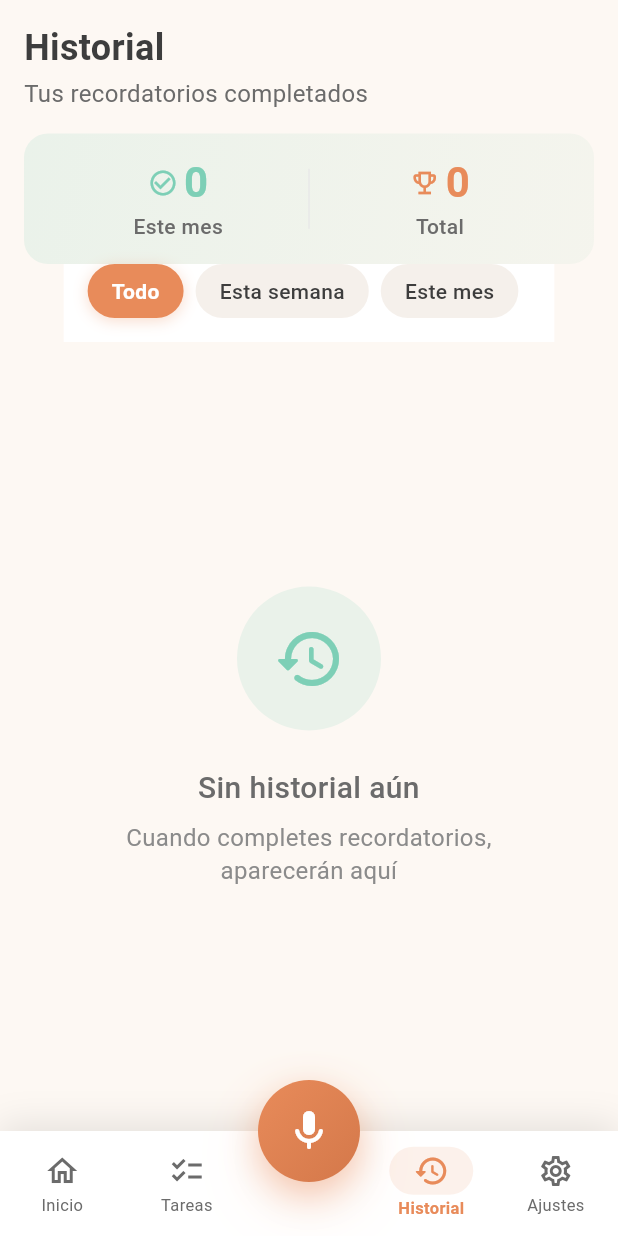
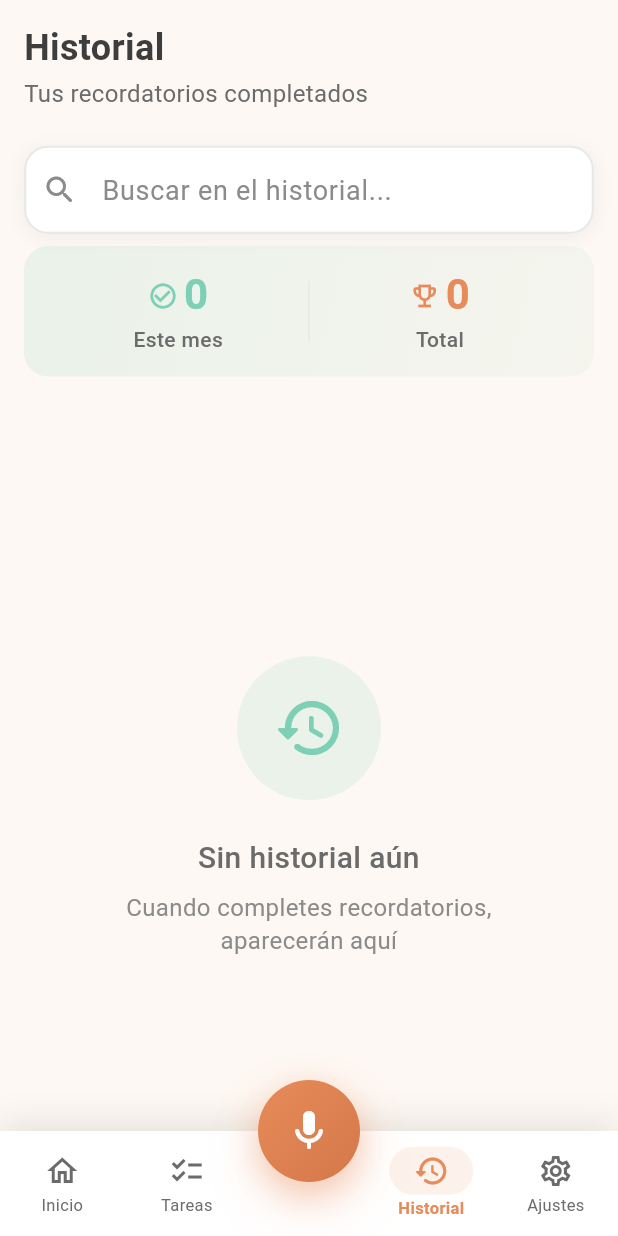
Before and after one commit to Tacuchi/let-me-know, a Flutter app: the HistoryPage screen opened by its route, on a phone screen of 412 x 824 dp. Run offline on Flutter 3.47's test engine with Material 3 defaults, Android fonts, the phone set to English and light mode, and no system bars; our stand-ins replace drift, equatable, flutter_bloc, flutter_local_notifications, flutter_timezone, get_it and 5 more; accounts and stored records are empty; generated files the repository leaves out were written again; statements that could not run were skipped.

Commit message:
refactor(history): simplify cubit and page structure
- Remove unnecessary state complexity
- Simplify HistoryPage layout and filters
- Clean up unused code

Co-Authored-By: Warp <agent@warp.dev>

```diff
--- a/lib/features/history/application/cubit/history_state.dart
+++ b/lib/features/history/application/cubit/history_state.dart
@@ -1,17 +1,9 @@
 import 'package:equatable/equatable.dart';
 
 import '../../../reminders/domain/entities/reminder.dart';
-import '../../../reminders/domain/entities/reminder_type.dart';
 
-enum HistoryPeriodFilter { all, thisWeek, thisMonth }
 
-extension HistoryPeriodFilterX on HistoryPeriodFilter {
-  String get label => switch (this) {
-    HistoryPeriodFilter.all => 'Todo',
-    HistoryPeriodFilter.thisWeek => 'Esta semana',
-    HistoryPeriodFilter.thisMonth => 'Este mes',
-  };
-}
+
 
 sealed class HistoryState extends Equatable {
   const HistoryState();
@@ -28,64 +20,45 @@ final class HistoryLoaded extends HistoryState {
   final List<Reminder> all;
   final int completedThisMonth;
   final int completedTotal;
-  final HistoryPeriodFilter periodFilter;
-  final ReminderType? typeFilter;
+  final String searchQuery;
 
   const HistoryLoaded({
     required this.all,
     required this.completedThisMonth,
     required this.completedTotal,
-    this.periodFilter = HistoryPeriodFilter.all,
-    this.typeFilter,
+    this.searchQuery = '',
   });
 
   List<Reminder> get filtered {
     var result = all;
 
-    if (typeFilter != null) {
-      result = result.where((r) => r.type == typeFilter).toList();
-    }
-
-    final now = DateTime.now();
-    switch (periodFilter) {
-      case HistoryPeriodFilter.all:
-        break;
-      case HistoryPeriodFilter.thisWeek:
-        final weekAgo = now.subtract(const Duration(days: 7));
-        result = result.where((r) {
-          final at = r.completedAt;
-          return at != null && at.isAfter(weekAgo);
-        }).toList();
-      case HistoryPeriodFilter.thisMonth:
-        final startOfMonth = DateTime(now.year, now.month);
-        result = result.where((r) {
-          final at = r.completedAt;
-          return at != null && at.isAfter(startOfMonth);
-        }).toList();
+    if (searchQuery.isNotEmpty) {
+      final query = searchQuery.toLowerCase();
+      result = result.where((r) {
+        return r.title.toLowerCase().contains(query);
+      }).toList();
     }
 
     return result;
+
   }
 
   HistoryLoaded copyWith({
     List<Reminder>? all,
     int? completedThisMonth,
     int? completedTotal,
-    HistoryPeriodFilter? periodFilter,
-    ReminderType? typeFilter,
-    bool clearTypeFilter = false,
+    String? searchQuery,
   }) {
     return HistoryLoaded(
       all: all ?? this.all,
       completedThisMonth: completedThisMonth ?? this.completedThisMonth,
       completedTotal: completedTotal ?? this.completedTotal,
-      periodFilter: periodFilter ?? this.periodFilter,
-      typeFilter: clearTypeFilter ? null : (typeFilter ?? this.typeFilter),
+      searchQuery: searchQuery ?? this.searchQuery,
     );
   }
 
   @override
-  List<Object?> get props => [all, completedThisMonth, completedTotal, periodFilter, typeFilter];
+  List<Object?> get props => [all, completedThisMonth, completedTotal, searchQuery];
 }
 
 final class HistoryError extends HistoryState {
--- a/lib/features/history/presentation/pages/history_page.dart
+++ b/lib/features/history/presentation/pages/history_page.dart
@@ -35,9 +35,14 @@ class _HistoryPageState extends State<HistoryPage>
     _fadeController.forward();
   }
 
+  final TextEditingController _searchController = TextEditingController();
+  final FocusNode _searchFocus = FocusNode();
+
   @override
   void dispose() {
     _fadeController.dispose();
+    _searchController.dispose();
+    _searchFocus.dispose();
     super.dispose();
   }
 
@@ -46,22 +51,29 @@ class _HistoryPageState extends State<HistoryPage>
     final isDark = Theme.of(context).brightness == Brightness.dark;
     final bgColor = isDark ? AppColors.bgPrimaryDark : AppColors.bgPrimary;
 
-    return BlocBuilder<HistoryCubit, HistoryState>(
+    return BlocConsumer<HistoryCubit, HistoryState>(
+      listener: (context, state) {
+        if (state is HistoryLoaded &&
+            state.searchQuery.isEmpty &&
+            _searchController.text.isNotEmpty) {
+          _searchController.clear();
+        }
+      },
       builder: (context, state) {
         final hasFilters = state is HistoryLoaded &&
-            (state.periodFilter != HistoryPeriodFilter.all ||
-                state.typeFilter != null);
+            state.searchQuery.isNotEmpty;
 
         return Scaffold(
           backgroundColor: bgColor,
           body: SafeArea(
+            bottom: false,
             child: FadeTransition(
               opacity: _fadeAnimation,
               child: Column(
                 children: [
                   _buildHeader(isDark, hasFilters),
+                  _buildSearch(isDark),
                   _buildStats(isDark, state),
-                  if (state is HistoryLoaded) _buildFilters(isDark, state),
                   Expanded(child: _buildHistoryList(isDark, state)),
                 ],
               ),
@@ -69,6 +81,65 @@ class _HistoryPageState extends State<HistoryPage>
           ),
         );
       },
+    );
+  }
+
+  Widget _buildSearch(bool isDark) {
+    final bgColor = isDark
+        ? AppColors.bgSecondaryDark
+        : AppColors.bgSecondary;
+    final hintColor = isDark
+        ? AppColors.textHelperDark
+        : AppColors.textHelper;
+    final textColor = isDark
+        ? AppColors.textPrimaryDark
+        : AppColors.textPrimary;
+
+    return Padding(
+      padding: const EdgeInsets.symmetric(
+        horizontal: AppSpacing.screenPadding,
+        vertical: AppSpacing.sm,
+      ),
+      child: Container(
+        decoration: BoxDecoration(
+          color: bgColor,
+          borderRadius: BorderRadius.circular(AppSpacing.radiusMd),
+          boxShadow: [
+            BoxShadow(
+              color: Colors.black.withValues(alpha: isDark ? 0.2 : 0.05),
+              blurRadius: 10,
+              offset: const Offset(0, 2),
+            ),
+          ],
+        ),
+        child: TextField(
+          controller: _searchController,
+          focusNode: _searchFocus,
+          onChanged: (value) {
+            context.read<HistoryCubit>().setSearchQuery(value);
+          },
+          style: TextStyle(color: textColor),
+          decoration: InputDecoration(
+            hintText: 'Buscar en el historial...',
+            hintStyle: TextStyle(color: hintColor),
+            prefixIcon: Icon(Icons.search_rounded, color: hintColor),
+            suffixIcon: _searchController.text.isNotEmpty
+                ? IconButton(
+                    icon: Icon(Icons.clear_rounded, color: hintColor),
+                    onPressed: () {
+                      _searchController.clear();
+                      context.read<HistoryCubit>().setSearchQuery('');
+                    },
+                  )
+                : null,
+            border: InputBorder.none,
+            contentPadding: const EdgeInsets.symmetric(
+              horizontal: AppSpacing.md,
+              vertical: AppSpacing.md,
+            ),
+          ),
+        ),
+      ),
     );
   }
 
@@ -119,175 +190,7 @@ class _HistoryPageState extends State<HistoryPage>
     );
   }
 
-  Widget _buildFilters(bool isDark, HistoryLoaded state) {
-    final bgColor = isDark ? AppColors.bgSecondaryDark : AppColors.bgSecondary;
 
-    return Container(
-      color: bgColor,
-      child: Column(
-        crossAxisAlignment: CrossAxisAlignment.start,
-        children: [
-          _buildPeriodFilters(isDark, state),
-          const SizedBox(height: AppSpacing.sm),
-          _buildTypeFilters(isDark, state),
-          const SizedBox(height: AppSpacing.sm),
-        ],
-      ),
-    );
-  }
-
-  Widget _buildPeriodFilters(bool isDark, HistoryLoaded state) {
-    final selectedColor = isDark
-        ? AppColors.accentPrimaryDark
-        : AppColors.accentPrimary;
-    final unselectedBg = isDark
-        ? AppColors.bgTertiaryDark
-        : AppColors.bgTertiary;
-    final textColor = isDark
-        ? AppColors.textPrimaryDark
-        : AppColors.textPrimary;
-
-    return SingleChildScrollView(
-      scrollDirection: Axis.horizontal,
-      physics: const BouncingScrollPhysics(),
-      padding: const EdgeInsets.symmetric(horizontal: AppSpacing.screenPadding),
-      child: Row(
-        children: HistoryPeriodFilter.values.map((filter) {
-          final isSelected = state.periodFilter == filter;
-          return Padding(
-            padding: const EdgeInsets.only(right: AppSpacing.sm),
-            child: GestureDetector(
-              onTap: () {
-                HapticFeedback.selectionClick();
-                context.read<HistoryCubit>().setPeriodFilter(filter);
-              },
-              child: AnimatedContainer(
-                duration: const Duration(milliseconds: 200),
-                curve: Curves.easeOutCubic,
-                padding: const EdgeInsets.symmetric(
-                  horizontal: AppSpacing.md,
-                  vertical: AppSpacing.sm,
-                ),
-                decoration: BoxDecoration(
-                  color: isSelected ? selectedColor : unselectedBg,
-                  borderRadius: BorderRadius.circular(AppSpacing.radiusFull),
-                  boxShadow: isSelected
-                      ? [
-                          BoxShadow(
-                            color: selectedColor.withValues(alpha: 0.3),
-                            blurRadius: 8,
-                            offset: const Offset(0, 2),
-                          ),
-                        ]
-                      : null,
-                ),
-                child: Text(
-                  filter.label,
-                  style: TextStyle(
-                    color: isSelected ? Colors.white : textColor,
-                    fontWeight: isSelected ? FontWeight.w600 : FontWeight.w500,
-                    fontSize: 14,
-                  ),
-                ),
-              ),
-            ),
-          );
-        }).toList(),
-      ),
-    );
-  }
-
-  Widget _buildTypeFilters(bool isDark, HistoryLoaded state) {
-    final selectedColor = isDark
-        ? AppColors.accentSecondaryDark
-        : AppColors.accentSecondary;
-    final unselectedBg = isDark
-        ? AppColors.bgTertiaryDark
-        : AppColors.bgTertiary;
-    final textColor = isDark
-        ? AppColors.textPrimaryDark
-        : AppColors.textPrimary;
-    final helperColor = isDark
-        ? AppColors.textHelperDark
-        : AppColors.textHelper;
-
-    final typesInHistory = state.all.map((r) => r.type).toSet().toList();
-    if (typesInHistory.isEmpty) return const SizedBox.shrink();
-
-    return Column(
-      crossAxisAlignment: CrossAxisAlignment.start,
-      children: [
-        Padding(
-          padding: const EdgeInsets.symmetric(horizontal: AppSpacing.screenPadding),
-          child: Text(
-            'Por tipo',
-            style: AppTypography.label.copyWith(color: helperColor),
-          ),
-        ),
-        const SizedBox(height: AppSpacing.xs),
-        SingleChildScrollView(
-          scrollDirection: Axis.horizontal,
-          physics: const BouncingScrollPhysics(),
-          padding: const EdgeInsets.symmetric(horizontal: AppSpacing.screenPadding),
-          child: Row(
-            children: typesInHistory.map((type) {
-              final isSelected = state.typeFilter == type;
-              return Padding(
-                padding: const EdgeInsets.only(right: AppSpacing.sm),
-                child: GestureDetector(
-                  onTap: () {
-                    HapticFeedback.selectionClick();
-                    if (isSelected) {
-                      context.read<HistoryCubit>().setTypeFilter(null);
-                    } else {
-                      context.read<HistoryCubit>().setTypeFilter(type);
-                    }
-                  },
-                  child: AnimatedContainer(
-                    duration: const Duration(milliseconds: 200),
-                    curve: Curves.easeOutCubic,
-                    padding: const EdgeInsets.symmetric(
-                      horizontal: AppSpacing.md,
-                      vertical: AppSpacing.sm,
-                    ),
-                    decoration: BoxDecoration(
-                      color: isSelected ? selectedColor : unselectedBg,
-                      borderRadius: BorderRadius.circular(AppSpacing.radiusFull),
-                      boxShadow: isSelected
-                          ? [
-                              BoxShadow(
-                                color: selectedColor.withValues(alpha: 0.3),
-                                blurRadius: 8,
-                                offset: const Offset(0, 2),
-                              ),
-                            ]
-                          : null,
-                    ),
-                    child: Row(
-                      mainAxisSize: MainAxisSize.min,
-                      children: [
-                        Text(type.emoji, style: const TextStyle(fontSize: 16)),
-                        const SizedBox(width: AppSpacing.xs),
-                        Text(
-                          type.label,
-                          style: TextStyle(
-                            color: isSelected ? Colors.white : textColor,
-                            fontWeight:
-                                isSelected ? FontWeight.w600 : FontWeight.w500,
-                            fontSize: 14,
-                          ),
-                        ),
-                      ],
-                    ),
-                  ),
-                ),
-              );
-            }).toList(),
-          ),
-        ),
-      ],
-    );
-  }
 
   Widget _buildStats(bool isDark, HistoryState state) {
     final primaryColor = isDark
@@ -378,7 +281,10 @@ class _HistoryPageState extends State<HistoryPage>
         ),
       ),
       HistoryLoaded() => state.filtered.isEmpty
-          ? _buildEmptyState(isDark, hasFilters: state.periodFilter != HistoryPeriodFilter.all || state.typeFilter != null)
+          ? _buildEmptyState(
+              isDark,
+              hasFilters: state.searchQuery.isNotEmpty,
+            )
           : _buildList(isDark, state.filtered),
     };
   }
@@ -422,7 +328,7 @@ class _HistoryPageState extends State<HistoryPage>
         : AppColors.accentPrimary;
 
     return Center(
-      child: Padding(
+      child: SingleChildScrollView(
         padding: const EdgeInsets.all(AppSpacing.xl),
         child: Column(
           mainAxisAlignment: MainAxisAlignment.center,
```
Also changed, not shown: lib/features/history/application/cubit/history_cubit.dart (+9 -24 lines).
